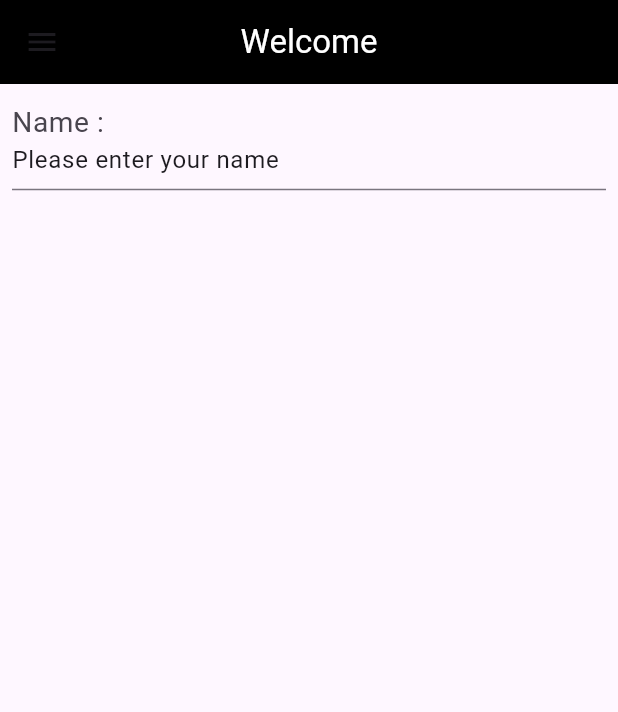
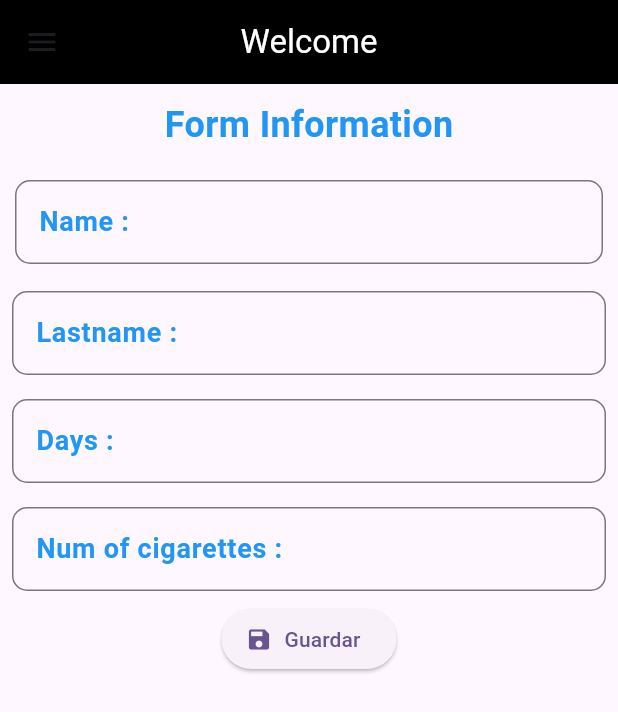
Before and after one commit to MartinCantillo/Flutter-Firebase, a Flutter app: the screen it shows after launch, on a phone screen of 412 x 824 dp. Shown: the top 712 px of the screen. Run offline on Flutter 3.47's test engine with Material 3 defaults, Android fonts, the light colour scheme and no system bars.

Commit message:
Form almost ready

```diff
--- a/aplicativo_firebase/lib/Widgets/CustomTextFormField.dart
+++ b/aplicativo_firebase/lib/Widgets/CustomTextFormField.dart
@@ -21,7 +21,15 @@ class CustomTextFormField extends StatelessWidget {
       textCapitalization: TextCapitalization.sentences,
       decoration: InputDecoration(
         labelText: names ?? "",
-        labelStyle: TextStyle(fontSize: 25.0),
+        labelStyle: TextStyle(fontSize: 18.0, fontWeight: FontWeight.bold, color: Colors.blue),
+        border: OutlineInputBorder(
+          borderRadius: BorderRadius.circular(10.0),
+          borderSide: BorderSide(color: Colors.blue),
+        ),
+        focusedBorder: OutlineInputBorder(
+          borderRadius: BorderRadius.circular(10.0),
+          borderSide: BorderSide(color: Colors.blue, width: 2.0),
+        ),
       ),
       onSaved: onSaved,
       validator: validator,
--- a/aplicativo_firebase/lib/Widgets/Form.dart
+++ b/aplicativo_firebase/lib/Widgets/Form.dart
@@ -21,16 +21,66 @@ class _FormState extends State<Forms> {
         mainAxisAlignment: MainAxisAlignment.start,
         children: <Widget>[
           Padding(
-            padding: const EdgeInsets.all(8.0),
+            padding: const EdgeInsets.all(10.0),
+            child: Text(
+              'Form Information',
+              style: TextStyle(
+                fontSize: 24.0,
+                fontWeight: FontWeight.bold,
+                color: Colors.blue,
+              ),
+            ),
+          ),
+          Padding(
+            padding: const EdgeInsets.all(10.0),
             child: CustomTextFormField(
-                initialValue: "Please enter your name",
+                initialValue: "",
                 names: "Name :",
                 onSaved: saveName,
                 validator: validatorName),
-          )
+          ),
+          Padding(
+            padding: const EdgeInsets.all(8.0),
+            child: CustomTextFormField(
+                initialValue: "",
+                names: "Lastname :",
+                onSaved: savelastname,
+                validator: validatorlastname),
+          ),
+          Padding(
+            padding: const EdgeInsets.all(8.0),
+            child: CustomTextFormField(
+                initialValue: "",
+                names: "Days :",
+                onSaved: saveDays,
+                validator: validatorDays),
+          ),
+          Padding(
+            padding: const EdgeInsets.all(8.0),
+            child: CustomTextFormField(
+                initialValue: "",
+                names: "Num of cigarettes :",
+                onSaved: saveCigarettes,
+                validator: validatorCigarettes),
+          ),
+          createBoton()
         ],
       ),
     );
+  }
+
+  void saveDays(String? value) {
+    if (value != null) {
+      DataM.id = value;
+    }
+  }
+
+  String? validatorDays(String? value) {
+    if (value == null || value.isEmpty) {
+      return 'Please enter your code';
+    }
+
+    return null;
   }
 
   void saveName(String? value) {
@@ -46,4 +96,48 @@ class _FormState extends State<Forms> {
 
     return null;
   }
+
+  void savelastname(String? value) {
+    if (value != null) {
+      DataM.name = value;
+    }
+  }
+
+  String? validatorlastname(String? value) {
+    if (value == null || value.isEmpty) {
+      return 'Please enter your lastname';
+    }
+
+    return null;
+  }
+
+  void saveCigarettes(String? value) {
+    if (value != null) {
+      DataM.name = value;
+    }
+  }
+
+  String? validatorCigarettes(String? value) {
+    if (value == null || value.isEmpty) {
+      return 'Please enter your lastname';
+    }
+
+    return null;
+  }
+
+  Widget createBoton() {
+    return ElevatedButton.icon(
+      onPressed: _submit,
+      icon: const Icon(Icons.save),
+      label: const Text("Guardar"),
+    );
+  }
+
+  void _submit() {
+    formKey.currentState!.save();
+
+    // productoProvider.crearproductos(productM);
+
+    if (formKey.currentState!.validate()) return;
+  }
 }
```
